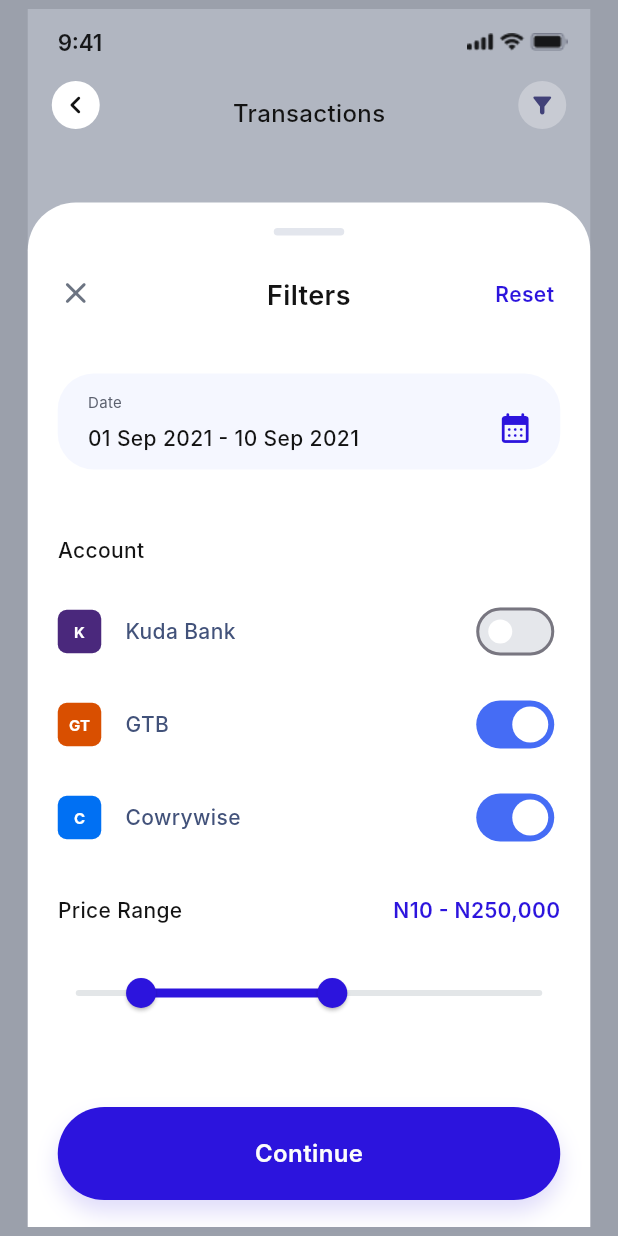
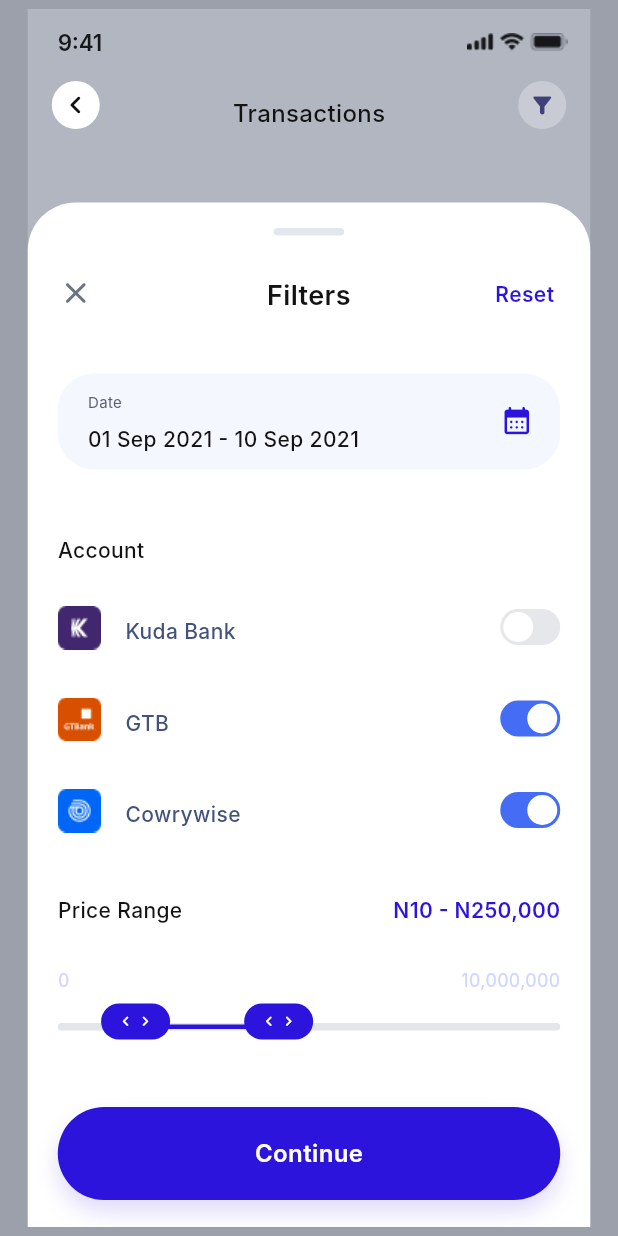
Before and after one commit to Husseinabozina/Brees-Mobile-App, a Flutter app: the TransactionFilterScreen widget shown alone on an empty page, opened directly with empty values, on a phone screen of 412 x 824 dp. Run offline on Flutter 3.47's test engine with Material 3 defaults, Android fonts, the phone set to English and light mode, and no system bars; Roboto replaces fonts that are missing (Inter).

Commit message:
fix: match transaction filter controls to Figma

```diff
--- a/lib/src/features/finance/presentation/pages/transaction_history_screens.dart
+++ b/lib/src/features/finance/presentation/pages/transaction_history_screens.dart
@@ -278,14 +278,15 @@
   final VoidCallback onContinue;
 
   @override
-  State<TransactionFilterScreen> createState() => _TransactionFilterScreenState();
+  State<TransactionFilterScreen> createState() =>
+      _TransactionFilterScreenState();
 }
 
 class _TransactionFilterScreenState extends State<TransactionFilterScreen> {
   bool kuda = false;
   bool gtb = true;
   bool cowrywise = true;
-  RangeValues range = const RangeValues(.14, .55);
+  RangeValues range = const RangeValues(.10, .43);
 
   @override
   Widget build(BuildContext context) {
@@ -346,7 +347,10 @@
                     top: 48,
                     child: GestureDetector(
                       onTap: widget.onBack,
-                      child: const Icon(Icons.close_rounded, color: Color(0xFF6C7482)),
+                      child: const Icon(
+                        Icons.close_rounded,
+                        color: Color(0xFF6C7482),
+                      ),
                     ),
                   ),
                   const Positioned(
@@ -356,7 +360,10 @@
                     child: Text(
                       'Filters',
                       textAlign: TextAlign.center,
-                      style: TextStyle(fontSize: 18, fontWeight: FontWeight.w600),
+                      style: TextStyle(
+                        fontSize: 18,
+                        fontWeight: FontWeight.w600,
+                      ),
                     ),
                   ),
                   Positioned(
@@ -385,7 +392,6 @@
                     width: 335,
                     height: 64,
                     child: Container(
-                      padding: const EdgeInsets.fromLTRB(20, 12, 18, 9),
                       decoration: BoxDecoration(
                         color: const Color(0xFFF5F7FF),
                         borderRadius: BorderRadius.circular(24),
@@ -393,19 +399,36 @@
                       child: const Stack(
                         children: [
                           Positioned(
-                            left: 0,
-                            top: 0,
-                            child: Text('Date', style: TextStyle(color: Color(0xFF5C616F), fontSize: 10)),
+                            left: 20,
+                            top: 12,
+                            child: Text(
+                              'Date',
+                              style: TextStyle(
+                                color: Color(0xFF5C616F),
+                                fontSize: 10,
+                              ),
+                            ),
                           ),
                           Positioned(
-                            left: 0,
-                            bottom: 2,
-                            child: Text('01 Sep 2021 - 10 Sep 2021', style: TextStyle(fontSize: 14, fontWeight: FontWeight.w500)),
+                            left: 20,
+                            top: 35,
+                            child: Text(
+                              '01 Sep 2021 - 10 Sep 2021',
+                              style: TextStyle(
+                                fontSize: 14,
+                                height: 17 / 14,
+                                fontWeight: FontWeight.w500,
+                              ),
+                            ),
                           ),
                           Positioned(
-                            right: 0,
-                            top: 12,
-                            child: Icon(Icons.calendar_month_rounded, color: BreesColors.primary),
+                            right: 18,
+                            top: 20,
+                            child: Icon(
+                              Icons.calendar_month_rounded,
+                              color: BreesColors.primary,
+                              size: 22,
+                            ),
                           ),
                         ],
                       ),
@@ -414,7 +437,13 @@
                   const Positioned(
                     left: 20,
                     top: 222,
-                    child: Text('Account', style: TextStyle(fontSize: 14, fontWeight: FontWeight.w500)),
+                    child: Text(
+                      'Account',
+                      style: TextStyle(
+                        fontSize: 14,
+                        fontWeight: FontWeight.w500,
+                      ),
+                    ),
                   ),
                   Positioned(
                     left: 20,
@@ -424,24 +453,26 @@
                       children: [
                         _FilterAccountRow(
                           name: 'Kuda Bank',
-                          label: 'K',
-                          color: const Color(0xFF4A287C),
+                          assetPath: 'assets/images/filter_kuda.png',
                           value: kuda,
-                          onChanged: (value) => setState(() => kuda = value),
+                          onChanged: (value) =>
+                              setState(() => kuda = value),
                         ),
+                        const SizedBox(height: 4),
                         _FilterAccountRow(
                           name: 'GTB',
-                          label: 'GT',
-                          color: const Color(0xFFD94F00),
+                          assetPath: 'assets/images/filter_gtb.png',
                           value: gtb,
-                          onChanged: (value) => setState(() => gtb = value),
+                          onChanged: (value) =>
+                              setState(() => gtb = value),
                         ),
+                        const SizedBox(height: 4),
                         _FilterAccountRow(
                           name: 'Cowrywise',
-                          label: 'C',
-                          color: const Color(0xFF0070F3),
+                          assetPath: 'assets/images/filter_cowrywise.png',
                           value: cowrywise,
-                          onChanged: (value) => setState(() => cowrywise = value),
+                          onChanged: (value) =>
+                              setState(() => cowrywise = value),
                         ),
                       ],
                     ),
@@ -449,25 +480,56 @@
                   const Positioned(
                     left: 20,
                     top: 462,
-                    child: Text('Price Range', style: TextStyle(fontSize: 14, fontWeight: FontWeight.w500)),
+                    child: Text(
+                      'Price Range',
+                      style: TextStyle(
+                        fontSize: 14,
+                        fontWeight: FontWeight.w500,
+                      ),
+                    ),
                   ),
                   const Positioned(
                     right: 20,
                     top: 462,
                     child: Text(
                       'N10 - N250,000',
-                      style: TextStyle(color: BreesColors.primary, fontSize: 14, fontWeight: FontWeight.w600),
+                      style: TextStyle(
+                        color: BreesColors.primary,
+                        fontSize: 14,
+                        fontWeight: FontWeight.w600,
+                      ),
+                    ),
+                  ),
+                  const Positioned(
+                    left: 20,
+                    top: 510,
+                    child: Text(
+                      '0',
+                      style: TextStyle(
+                        color: Color(0xFFCFD5FF),
+                        fontSize: 12,
+                      ),
+                    ),
+                  ),
+                  const Positioned(
+                    right: 20,
+                    top: 510,
+                    child: Text(
+                      '10,000,000',
+                      style: TextStyle(
+                        color: Color(0xFFCFD5FF),
+                        fontSize: 12,
+                      ),
                     ),
                   ),
                   Positioned(
-                    left: 8,
-                    right: 8,
-                    top: 503,
-                    child: RangeSlider(
+                    left: 20,
+                    top: 528,
+                    width: 335,
+                    height: 48,
+                    child: _FigmaRangeSlider(
                       values: range,
                       onChanged: (value) => setState(() => range = value),
-                      activeColor: BreesColors.primary,
-                      inactiveColor: const Color(0xFFE3E6E8),
                     ),
                   ),
                   Positioned(
@@ -492,41 +554,181 @@
 class _FilterAccountRow extends StatelessWidget {
   const _FilterAccountRow({
     required this.name,
-    required this.label,
-    required this.color,
+    required this.assetPath,
     required this.value,
     required this.onChanged,
   });
 
   final String name;
-  final String label;
-  final Color color;
+  final String assetPath;
   final bool value;
   final ValueChanged<bool> onChanged;
 
   @override
   Widget build(BuildContext context) {
     return SizedBox(
-      height: 62,
-      child: Row(
+      height: 57,
+      child: Stack(
         children: [
-          Container(
+          Positioned(
+            left: 0,
+            top: 14,
             width: 29,
             height: 29,
-            alignment: Alignment.center,
-            decoration: BoxDecoration(color: color, borderRadius: BorderRadius.circular(6)),
-            child: Text(label, style: const TextStyle(color: Colors.white, fontSize: 10, fontWeight: FontWeight.w700)),
+            child: Image.asset(assetPath, fit: BoxFit.contain),
           ),
-          const SizedBox(width: 16),
-          Expanded(child: Text(name, style: const TextStyle(color: Color(0xFF42527A), fontSize: 14, fontWeight: FontWeight.w500))),
-          Switch(
-            value: value,
-            onChanged: onChanged,
-            activeThumbColor: Colors.white,
-            activeTrackColor: const Color(0xFF456CF5),
-            inactiveThumbColor: Colors.white,
-            inactiveTrackColor: const Color(0xFFE5E7EB),
+          Positioned(
+            left: 45,
+            top: 17,
+            right: 55,
+            child: Text(
+              name,
+              style: const TextStyle(
+                color: Color(0xFF42527A),
+                fontSize: 14,
+                height: 28 / 14,
+                fontWeight: FontWeight.w500,
+              ),
+            ),
           ),
+          Positioned(
+            right: 0,
+            top: 16,
+            child: GestureDetector(
+              onTap: () => onChanged(!value),
+              child: AnimatedContainer(
+                duration: const Duration(milliseconds: 160),
+                width: 40,
+                height: 24,
+                padding: const EdgeInsets.all(2),
+                decoration: BoxDecoration(
+                  color: value
+                      ? const Color(0xFF456CF5)
+                      : const Color(0xFFE5E7EB),
+                  borderRadius: BorderRadius.circular(20),
+                ),
+                child: AnimatedAlign(
+                  duration: const Duration(milliseconds: 160),
+                  alignment:
+                      value ? Alignment.centerRight : Alignment.centerLeft,
+                  child: const SizedBox(
+                    width: 20,
+                    height: 20,
+                    child: DecoratedBox(
+                      decoration: BoxDecoration(
+                        color: Colors.white,
+                        shape: BoxShape.circle,
+                      ),
+                    ),
+                  ),
+                ),
+              ),
+            ),
+          ),
+        ],
+      ),
+    );
+  }
+}
+
+class _FigmaRangeSlider extends StatelessWidget {
+  const _FigmaRangeSlider({
+    required this.values,
+    required this.onChanged,
+  });
+
+  final RangeValues values;
+  final ValueChanged<RangeValues> onChanged;
+
+  @override
+  Widget build(BuildContext context) {
+    const trackWidth = 335.0;
+    const handleWidth = 46.0;
+    final leftX = (trackWidth - handleWidth) * values.start;
+    final rightX = (trackWidth - handleWidth) * values.end;
+
+    void update(double dx) {
+      final normalized = (dx / trackWidth).clamp(0.0, 1.0);
+      final startDistance = (normalized - values.start).abs();
+      final endDistance = (normalized - values.end).abs();
+      if (startDistance <= endDistance) {
+        onChanged(
+          RangeValues(
+            normalized.clamp(0.0, values.end - .04),
+            values.end,
+          ),
+        );
+      } else {
+        onChanged(
+          RangeValues(
+            values.start,
+            normalized.clamp(values.start + .04, 1.0),
+          ),
+        );
+      }
+    }
+
+    return GestureDetector(
+      behavior: HitTestBehavior.opaque,
+      onTapDown: (details) => update(details.localPosition.dx),
+      onHorizontalDragUpdate: (details) =>
+          update(details.localPosition.dx),
+      child: Stack(
+        children: [
+          const Positioned(
+            left: 0,
+            right: 0,
+            top: 19,
+            height: 5,
+            child: DecoratedBox(
+              decoration: BoxDecoration(
+                color: Color(0xFFE3E6E8),
+                borderRadius: BorderRadius.all(Radius.circular(10)),
+              ),
+            ),
+          ),
+          Positioned(
+            left: trackWidth * values.start,
+            top: 20,
+            width: trackWidth * (values.end - values.start),
+            height: 3,
+            child: const DecoratedBox(
+              decoration: BoxDecoration(color: BreesColors.primary),
+            ),
+          ),
+          Positioned(
+            left: leftX,
+            top: 6,
+            child: const _RangeHandle(),
+          ),
+          Positioned(
+            left: rightX,
+            top: 6,
+            child: const _RangeHandle(),
+          ),
+        ],
+      ),
+    );
+  }
+}
+
+class _RangeHandle extends StatelessWidget {
+  const _RangeHandle();
+
+  @override
+  Widget build(BuildContext context) {
+    return Container(
+      width: 46,
+      height: 24,
+      decoration: BoxDecoration(
+        color: BreesColors.primary,
+        borderRadius: BorderRadius.circular(18),
+      ),
+      child: const Row(
+        mainAxisAlignment: MainAxisAlignment.center,
+        children: [
+          Icon(Icons.chevron_left_rounded, color: Colors.white, size: 13),
+          Icon(Icons.chevron_right_rounded, color: Colors.white, size: 13),
         ],
       ),
     );
```
Also changed, not shown: assets/images/filter_cowrywise.png (added), assets/images/filter_gtb.png (added), assets/images/filter_kuda.png (added).
